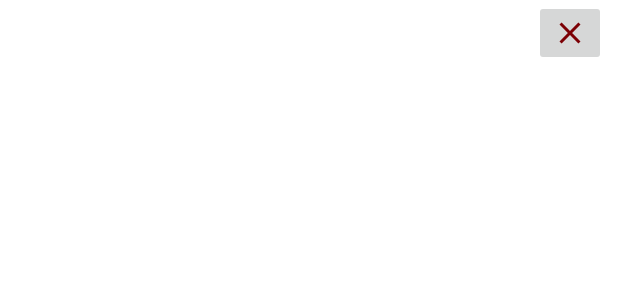
After one commit to Te-Z/demeter, an Android app: the layout simple_services_item.xml on its own in the app's theme, with its tools: preview values and no code run, on a phone screen of 412 x 824 dp. The commit adds this screen. Shown: the top 300 px of the screen. Run offline under Robolectric (Android 15) with nearby library versions, the phone set to English and light mode, and no system bars.

Commit message:
Laundry and lockers recycler views added

```diff
--- /dev/null
+++ b/app/src/main/res/drawable/ic_clear_black_24dp.xml
@@ -0,0 +1,5 @@
+<vector android:height="24dp" android:tint="#7C0005"
+    android:viewportHeight="24.0" android:viewportWidth="24.0"
+    android:width="24dp" xmlns:android="http://schemas.android.com/apk/res/android">
+    <path android:fillColor="#FF000000" android:pathData="M19,6.41L17.59,5 12,10.59 6.41,5 5,6.41 10.59,12 5,17.59 6.41,19 12,13.41 17.59,19 19,17.59 13.41,12z"/>
+</vector>
--- /dev/null
+++ b/app/src/main/res/layout/simple_services_item.xml
@@ -0,0 +1,25 @@
+<?xml version="1.0" encoding="utf-8"?>
+<android.support.constraint.ConstraintLayout xmlns:android="http://schemas.android.com/apk/res/android"
+    xmlns:app="http://schemas.android.com/apk/res-auto"
+    xmlns:tools="http://schemas.android.com/tools"
+    android:layout_width="match_parent"
+    android:layout_height="wrap_content">
+
+    <TextView
+        android:id="@+id/simple_services_item_name"
+        android:layout_width="wrap_content"
+        android:layout_height="wrap_content"
+        android:layout_marginStart="8dp"
+        app:layout_constraintBottom_toBottomOf="@+id/simple_services_item_remove_btn"
+        app:layout_constraintStart_toStartOf="parent"
+        app:layout_constraintTop_toTopOf="@+id/simple_services_item_remove_btn" />
+
+    <ImageButton
+        android:id="@+id/simple_services_item_remove_btn"
+        android:layout_width="wrap_content"
+        android:layout_height="wrap_content"
+        android:layout_marginEnd="8dp"
+        app:layout_constraintEnd_toEndOf="parent"
+        app:layout_constraintTop_toTopOf="parent"
+        app:srcCompat="@drawable/ic_clear_black_24dp" />
+</android.support.constraint.ConstraintLayout>
```
Also changed, not shown: app/src/main/java/app/tez/demeter/FakeUsers.kt (added, +35 -0 lines), app/src/main/java/app/tez/demeter/list/ListFragment.kt (+4 -25 lines), app/src/main/java/app/tez/demeter/list/ListViewHolder.kt (+5 -4 lines), app/src/main/java/app/tez/demeter/services/DonationsAdapter.kt (added, +7 -0 lines), app/src/main/java/app/tez/demeter/services/DonationsViewHolder.kt (added, +7 -0 lines), app/src/main/java/app/tez/demeter/services/ServicesFragment.kt (+42 -0 lines), app/src/main/java/app/tez/demeter/services/SimpleServicesAdapter.kt (added, +32 -0 lines), app/src/main/java/app/tez/demeter/services/SimpleServicesViewHolder.kt (added, +20 -0 lines), app/src/main/res/layout/fragment_services.xml (+12 -21 lines).
